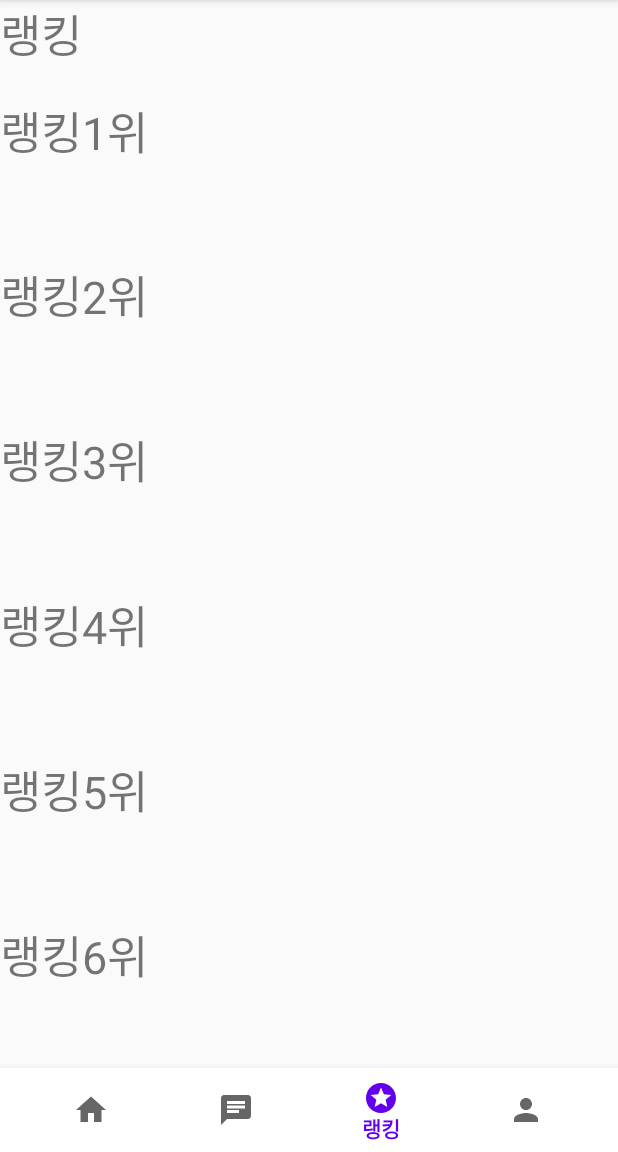
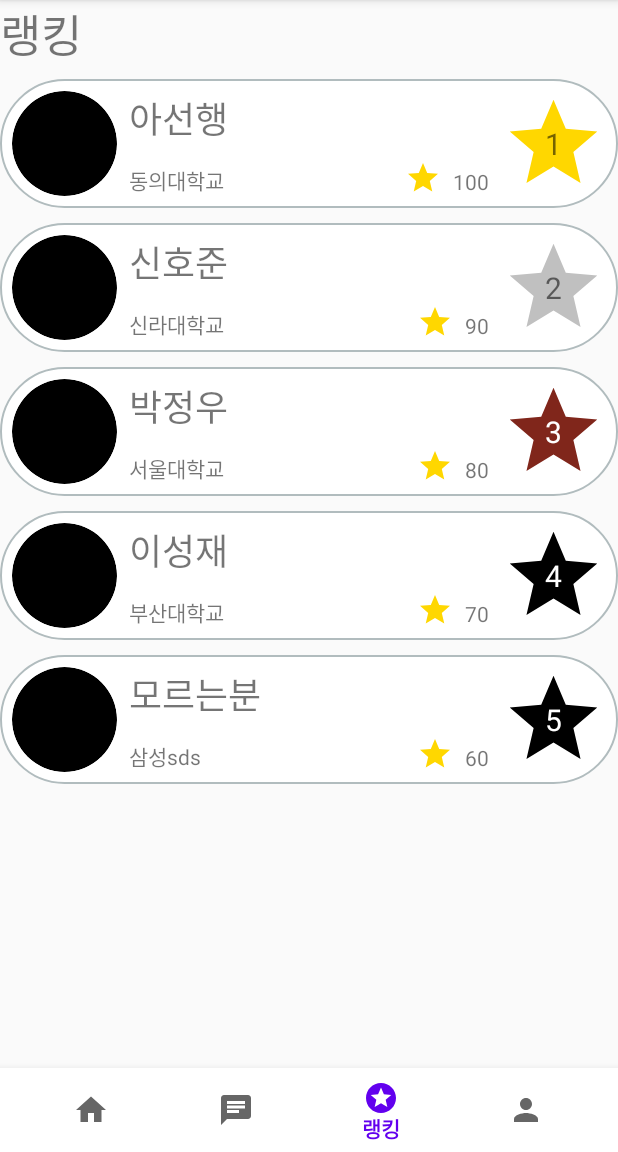
Before and after one commit to tmsgod2/IdeaBoard, an Android app: the screen it shows after launch (MainActivity), item 3 of the bottom bar chosen, on a phone screen of 412 x 824 dp, the part 84-1236 px from its top. Run offline under Robolectric (Android 15) with nearby library versions, the phone set to English and light mode, and no system bars.

Commit message:
랭킹 리사이클러뷰 추가

```diff
--- /dev/null
+++ b/app/src/main/java/com/capstonewansook/ideaboard/RankRecyclerViewAdapter.java
@@ -0,0 +1,102 @@
+package com.capstonewansook.ideaboard;
+
+import android.content.Context;
+import android.graphics.Color;
+import android.graphics.drawable.ShapeDrawable;
+import android.graphics.drawable.shapes.OvalShape;
+import android.view.LayoutInflater;
+import android.view.View;
+import android.view.ViewGroup;
+import android.widget.ImageView;
+import android.widget.TextView;
+
+import androidx.annotation.NonNull;
+import androidx.recyclerview.widget.RecyclerView;
+
+import java.util.ArrayList;
+import java.util.Collections;
+
+public class RankRecyclerViewAdapter extends RecyclerView.Adapter<RankRecyclerViewAdapter.ViewHolder> {
+    private ArrayList<RankRecyclerViewData> mData = null;
+
+    public class ViewHolder extends RecyclerView.ViewHolder{
+        ImageView profileImage;
+        TextView nameText,ofiiceText,starText,manyStarText;
+
+        ViewHolder(View itemView){
+            super(itemView);
+
+            profileImage = itemView.findViewById(R.id.rank_re_profile_imageView);
+            nameText = itemView.findViewById(R.id.rank_re_name_textView);
+            ofiiceText = itemView.findViewById(R.id.rank_re_office_textView);
+            starText = itemView.findViewById(R.id.rank_re_star_textView);
+            manyStarText = itemView.findViewById(R.id.rank_re_manyStar_textView);
+            profileImage.setBackground(new ShapeDrawable((new OvalShape())));
+            profileImage.setClipToOutline(true);
+
+        }
+
+    }
+
+    RankRecyclerViewAdapter(ArrayList<RankRecyclerViewData> list){
+        mData = list;
+        Collections.sort(mData);
+        for(int i = 0; i<mData.size();i++){
+            mData.get(i).setGrade(i+1);
+        }
+    }
+
+    @NonNull
+    @Override
+    public RankRecyclerViewAdapter.ViewHolder onCreateViewHolder(@NonNull ViewGroup parent, int viewType) {
+        Context context = parent.getContext();
+        LayoutInflater inflater = (LayoutInflater) context.getSystemService(Context.LAYOUT_INFLATER_SERVICE);
+        View view = inflater.inflate(R.layout.ranking_recyclerview, parent, false);
+        RankRecyclerViewAdapter.ViewHolder vh = new RankRecyclerViewAdapter.ViewHolder(view);
+        return vh;
+    }
+
+    @Override
+    public void onBindViewHolder(@NonNull RankRecyclerViewAdapter.ViewHolder holder, int position) {
+        String name = mData.get(position).getName();
+        String office = mData.get(position).getOffice();
+        int manyStar = mData.get(position).getStar();
+        int profile = mData.get(position).getProfileImage();
+        int grade = mData.get(position).getGrade();
+
+        holder.nameText.setText(name);
+        holder.ofiiceText.setText(office);
+        holder.manyStarText.setText(String.valueOf(manyStar));
+        //이거 바꿔야 할 수도 있음
+        holder.profileImage.setImageResource(profile);
+        holder.starText.setText(String.valueOf(grade));
+
+        switch (grade){
+            case 1:
+                holder.starText.setBackgroundResource(R.drawable.ic_star_gold_24dp);
+                break;
+            case 2:
+                holder.starText.setBackgroundResource(R.drawable.ic_star_silver_24dp);
+                break;
+            case 3:
+                holder.starText.setBackgroundResource(R.drawable.ic_star_bronze_24dp);
+                holder.starText.setTextColor(Color.WHITE);
+                break;
+            default:
+                holder.starText.setBackgroundResource(R.drawable.ic_star_black_ranking);
+                holder.starText.setTextColor(Color.WHITE);
+                break;
+        }
+
+
+    }
+
+    @Override
+    public int getItemCount() {
+        return mData.size();
+    }
+
+
+
+
+}
--- /dev/null
+++ b/app/src/main/java/com/capstonewansook/ideaboard/RankRecyclerViewData.java
@@ -0,0 +1,61 @@
+package com.capstonewansook.ideaboard;
+
+public class RankRecyclerViewData implements Comparable<RankRecyclerViewData>{
+    private int profileImage;
+    private String name;
+    private String office;
+    private int star;
+    private int grade=99999;
+
+    public RankRecyclerViewData(int profileImage, String name, String office, int star) {
+        this.profileImage = profileImage;
+        this.name = name;
+        this.office = office;
+        this.star = star;
+    }
+
+    public int getProfileImage() {
+        return profileImage;
+    }
+
+    public void setProfileImage(int profileImage) {
+        this.profileImage = profileImage;
+    }
+
+    public String getName() {
+        return name;
+    }
+
+    public void setName(String name) {
+        this.name = name;
+    }
+
+    public String getOffice() {
+        return office;
+    }
+
+    public void setOffice(String office) {
+        this.office = office;
+    }
+
+    public int getStar() {
+        return star;
+    }
+
+    public void setStar(int star) {
+        this.star = star;
+    }
+
+    public int getGrade() {
+        return grade;
+    }
+
+    public void setGrade(int grade) {
+        this.grade = grade;
+    }
+
+    @Override
+    public int compareTo(RankRecyclerViewData rankRecyclerViewData) {
+        return rankRecyclerViewData.star - this.star;
+    }
+}
--- a/app/src/main/java/com/capstonewansook/ideaboard/RankingFragment.java
+++ b/app/src/main/java/com/capstonewansook/ideaboard/RankingFragment.java
@@ -2,10 +2,18 @@ package com.capstonewansook.ideaboard;
 
 import android.os.Bundle;
 import android.view.LayoutInflater;
+import android.view.MotionEvent;
 import android.view.View;
 import android.view.ViewGroup;
+import android.widget.TextView;
+import android.widget.Toast;
 
+import androidx.annotation.NonNull;
 import androidx.fragment.app.Fragment;
+import androidx.recyclerview.widget.LinearLayoutManager;
+import androidx.recyclerview.widget.RecyclerView;
+
+import java.util.ArrayList;
 
 
 public class RankingFragment extends Fragment {
@@ -15,6 +23,41 @@ public class RankingFragment extends Fragment {
     public View onCreateView(LayoutInflater inflater, ViewGroup container,
                              Bundle savedInstanceState) {
         // Inflate the layout for this fragment
-        return inflater.inflate(R.layout.fragment_ranking, container, false);
+        final ViewGroup rootView = (ViewGroup)inflater.inflate(R.layout.fragment_ranking, container, false);
+
+        ArrayList<RankRecyclerViewData> rankList = new ArrayList<>();
+        rankList.add(new RankRecyclerViewData(R.drawable.ic_person_black,"아선행","동의대학교",100));
+        rankList.add(new RankRecyclerViewData(R.drawable.ic_person_black,"신호준","신라대학교",90));
+        rankList.add(new RankRecyclerViewData(R.drawable.ic_person_black,"박정우","서울대학교",80));
+        rankList.add(new RankRecyclerViewData(R.drawable.ic_person_black,"이성재","부산대학교",70));
+        rankList.add(new RankRecyclerViewData(R.drawable.ic_person_black,"모르는분","삼성sds",60));
+
+        final RecyclerView recyclerView = rootView.findViewById(R.id.rankingRecyclerView);
+        recyclerView.setLayoutManager(new LinearLayoutManager(rootView.getContext()));
+
+        RankRecyclerViewAdapter adapter = new RankRecyclerViewAdapter(rankList);
+        recyclerView.setAdapter(adapter);
+        recyclerView.addOnItemTouchListener(new RecyclerView.OnItemTouchListener() {
+            @Override
+            public boolean onInterceptTouchEvent(@NonNull RecyclerView rv, @NonNull MotionEvent e) {
+                if(e.getAction() == MotionEvent.ACTION_DOWN){
+                    View child = rv.findChildViewUnder(e.getX(),e.getY());
+                    TextView name = (TextView)rv.getChildViewHolder(child).itemView.findViewById(R.id.rank_re_name_textView);
+                    Toast.makeText(rootView.getContext(), "이름"+name.getText().toString(),Toast.LENGTH_SHORT).show();
+                }
+                return false;
+            }
+
+            @Override
+            public void onTouchEvent(@NonNull RecyclerView rv, @NonNull MotionEvent e) {
+
+            }
+
+            @Override
+            public void onRequestDisallowInterceptTouchEvent(boolean disallowIntercept) {
+
+            }
+        });
+        return  rootView;
     }
 }
--- /dev/null
+++ b/app/src/main/res/drawable/ic_star_black_ranking.xml
@@ -0,0 +1,9 @@
+<vector xmlns:android="http://schemas.android.com/apk/res/android"
+        android:width="24dp"
+        android:height="24dp"
+        android:viewportWidth="24.0"
+        android:viewportHeight="24.0">
+    <path
+        android:fillColor="#FF000000"
+        android:pathData="M12,17.27L18.18,21l-1.64,-7.03L22,9.24l-7.19,-0.61L12,2 9.19,8.63 2,9.24l5.46,4.73L5.82,21z"/>
+</vector>
--- /dev/null
+++ b/app/src/main/res/drawable/ic_star_bronze_24dp.xml
@@ -0,0 +1,5 @@
+<vector android:height="24dp" android:tint="#80261B"
+    android:viewportHeight="24.0" android:viewportWidth="24.0"
+    android:width="24dp" xmlns:android="http://schemas.android.com/apk/res/android">
+    <path android:fillColor="#FF000000" android:pathData="M12,17.27L18.18,21l-1.64,-7.03L22,9.24l-7.19,-0.61L12,2 9.19,8.63 2,9.24l5.46,4.73L5.82,21z"/>
+</vector>
--- /dev/null
+++ b/app/src/main/res/drawable/ic_star_gold_24dp.xml
@@ -0,0 +1,5 @@
+<vector android:height="24dp" android:tint="#FFD700"
+    android:viewportHeight="24.0" android:viewportWidth="24.0"
+    android:width="24dp" xmlns:android="http://schemas.android.com/apk/res/android">
+    <path android:fillColor="#FF000000" android:pathData="M12,17.27L18.18,21l-1.64,-7.03L22,9.24l-7.19,-0.61L12,2 9.19,8.63 2,9.24l5.46,4.73L5.82,21z"/>
+</vector>
--- /dev/null
+++ b/app/src/main/res/drawable/ic_star_silver_24dp.xml
@@ -0,0 +1,5 @@
+<vector android:height="24dp" android:tint="#C0C0C0"
+    android:viewportHeight="24.0" android:viewportWidth="24.0"
+    android:width="24dp" xmlns:android="http://schemas.android.com/apk/res/android">
+    <path android:fillColor="#FF000000" android:pathData="M12,17.27L18.18,21l-1.64,-7.03L22,9.24l-7.19,-0.61L12,2 9.19,8.63 2,9.24l5.46,4.73L5.82,21z"/>
+</vector>
--- /dev/null
+++ b/app/src/main/res/drawable/ranking_recyclerview_layout.xml
@@ -0,0 +1,8 @@
+<?xml version="1.0" encoding="utf-8"?>
+<shape xmlns:android="http://schemas.android.com/apk/res/android">
+
+    <solid android:color="#FFFFFF"/>
+    <stroke android:width="1dp"
+        android:color="#B1BCBE"/>
+    <corners android:radius="50dp"/>
+</shape>
--- a/app/src/main/res/layout/fragment_ranking.xml
+++ b/app/src/main/res/layout/fragment_ranking.xml
@@ -27,70 +27,16 @@
             app:layout_constraintBottom_toTopOf="@+id/guideline4"
             app:layout_constraintTop_toTopOf="parent" />
 
-        <LinearLayout
-            android:id="@+id/linearLayout2"
+        <androidx.recyclerview.widget.RecyclerView
+            android:id="@+id/rankingRecyclerView"
             android:layout_width="0dp"
             android:layout_height="0dp"
-            android:orientation="vertical"
+            android:layout_marginTop="8dp"
+            android:layout_marginBottom="8dp"
             app:layout_constraintBottom_toBottomOf="parent"
             app:layout_constraintEnd_toEndOf="parent"
             app:layout_constraintStart_toStartOf="parent"
-            app:layout_constraintTop_toTopOf="@+id/guideline4">
+            app:layout_constraintTop_toTopOf="@+id/guideline4" />
 
-            <TextView
-                android:id="@+id/profile_top_textView"
-                android:layout_width="match_parent"
-                android:layout_height="wrap_content"
-                android:layout_marginTop="20dp"
-                android:layout_weight="1"
-                android:text="랭킹1위"
-                android:textSize="30sp" />
-
-            <TextView
-                android:id="@+id/textView8"
-                android:layout_width="match_parent"
-                android:layout_height="wrap_content"
-                android:layout_marginTop="20dp"
-                android:layout_weight="1"
-                android:text="랭킹2위"
-                android:textSize="30sp" />
-
-            <TextView
-                android:id="@+id/textView9"
-                android:layout_width="match_parent"
-                android:layout_height="wrap_content"
-                android:layout_marginTop="20dp"
-                android:layout_weight="1"
-                android:text="랭킹3위"
-                android:textSize="30sp" />
-
-            <TextView
-                android:id="@+id/textView10"
-                android:layout_width="match_parent"
-                android:layout_height="wrap_content"
-                android:layout_marginTop="20dp"
-                android:layout_weight="1"
-                android:text="랭킹4위"
-                android:textSize="30sp" />
-
-            <TextView
-                android:id="@+id/textView11"
-                android:layout_width="match_parent"
-                android:layout_height="wrap_content"
-                android:layout_marginTop="20dp"
-                android:layout_weight="1"
-                android:text="랭킹5위"
-                android:textSize="30sp" />
-
-            <TextView
-                android:id="@+id/textView12"
-                android:layout_width="match_parent"
-                android:layout_height="wrap_content"
-                android:layout_marginTop="20dp"
-                android:layout_weight="1"
-                android:text="랭킹6위"
-                android:textSize="30sp" />
-
-        </LinearLayout>
     </androidx.constraintlayout.widget.ConstraintLayout>
 </FrameLayout>
--- /dev/null
+++ b/app/src/main/res/layout/ranking_recyclerview.xml
@@ -0,0 +1,72 @@
+<?xml version="1.0" encoding="utf-8"?>
+<androidx.constraintlayout.widget.ConstraintLayout xmlns:android="http://schemas.android.com/apk/res/android"
+    xmlns:app="http://schemas.android.com/apk/res-auto"
+    xmlns:tools="http://schemas.android.com/tools"
+    android:layout_width="match_parent"
+    android:layout_height="wrap_content"
+    android:layout_marginBottom="10dp"
+    android:background="@drawable/ranking_recyclerview_layout">
+
+    <ImageView
+        android:id="@+id/rank_re_profile_imageView"
+        android:layout_width="70dp"
+        android:layout_height="70dp"
+        android:layout_marginStart="8dp"
+        android:layout_marginTop="8dp"
+        android:layout_marginBottom="8dp"
+        app:layout_constraintBottom_toBottomOf="parent"
+        app:layout_constraintStart_toStartOf="parent"
+        app:layout_constraintTop_toTopOf="parent"
+        app:srcCompat="@drawable/ic_stars_black" />
+
+    <TextView
+        android:id="@+id/rank_re_name_textView"
+        android:layout_width="wrap_content"
+        android:layout_height="wrap_content"
+        android:layout_marginStart="8dp"
+        android:layout_marginTop="8dp"
+        android:text="이름"
+        android:textSize="24sp"
+        app:layout_constraintStart_toEndOf="@+id/rank_re_profile_imageView"
+        app:layout_constraintTop_toTopOf="parent" />
+
+    <TextView
+        android:id="@+id/rank_re_office_textView"
+        android:layout_width="wrap_content"
+        android:layout_height="wrap_content"
+        android:text="일하는 곳"
+        app:layout_constraintBottom_toBottomOf="@+id/rank_re_profile_imageView"
+        app:layout_constraintStart_toStartOf="@+id/rank_re_name_textView" />
+
+    <TextView
+        android:id="@+id/rank_re_star_textView"
+        android:layout_width="70dp"
+        android:layout_height="70dp"
+        android:layout_marginTop="8dp"
+        android:layout_marginEnd="8dp"
+        android:background="@drawable/ic_star_gold_24dp"
+        android:gravity="center"
+        android:text="1"
+        android:textSize="20sp"
+        app:layout_constraintEnd_toEndOf="parent"
+        app:layout_constraintTop_toTopOf="parent" />
+
+    <TextView
+        android:id="@+id/rank_re_manyStar_textView"
+        android:layout_width="wrap_content"
+        android:layout_height="wrap_content"
+        android:layout_marginEnd="8dp"
+        android:text="추천숫자"
+        app:layout_constraintBottom_toBottomOf="@+id/rank_re_star_textView"
+        app:layout_constraintEnd_toStartOf="@+id/rank_re_star_textView" />
+
+    <ImageView
+        android:id="@+id/rank_re_manyStar_imageView"
+        android:layout_width="wrap_content"
+        android:layout_height="wrap_content"
+        android:layout_marginEnd="8dp"
+        app:layout_constraintBottom_toBottomOf="@+id/rank_re_star_textView"
+        app:layout_constraintEnd_toStartOf="@+id/rank_re_manyStar_textView"
+        app:srcCompat="@drawable/ic_star_gold_24dp" />
+
+</androidx.constraintlayout.widget.ConstraintLayout>
```
